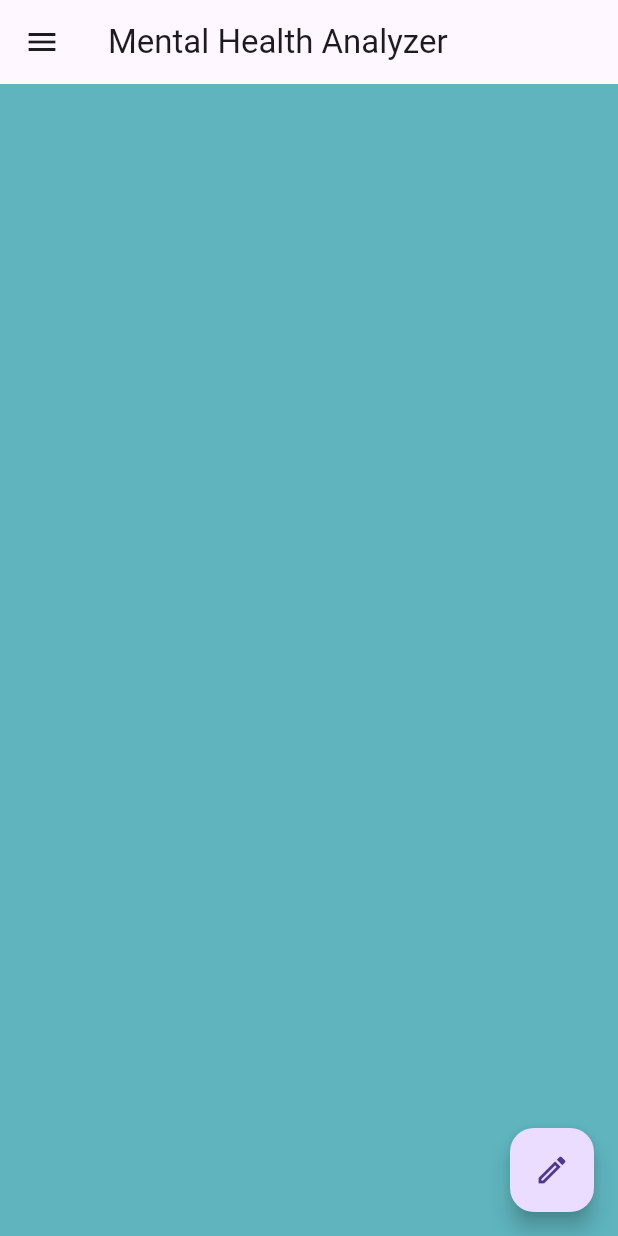
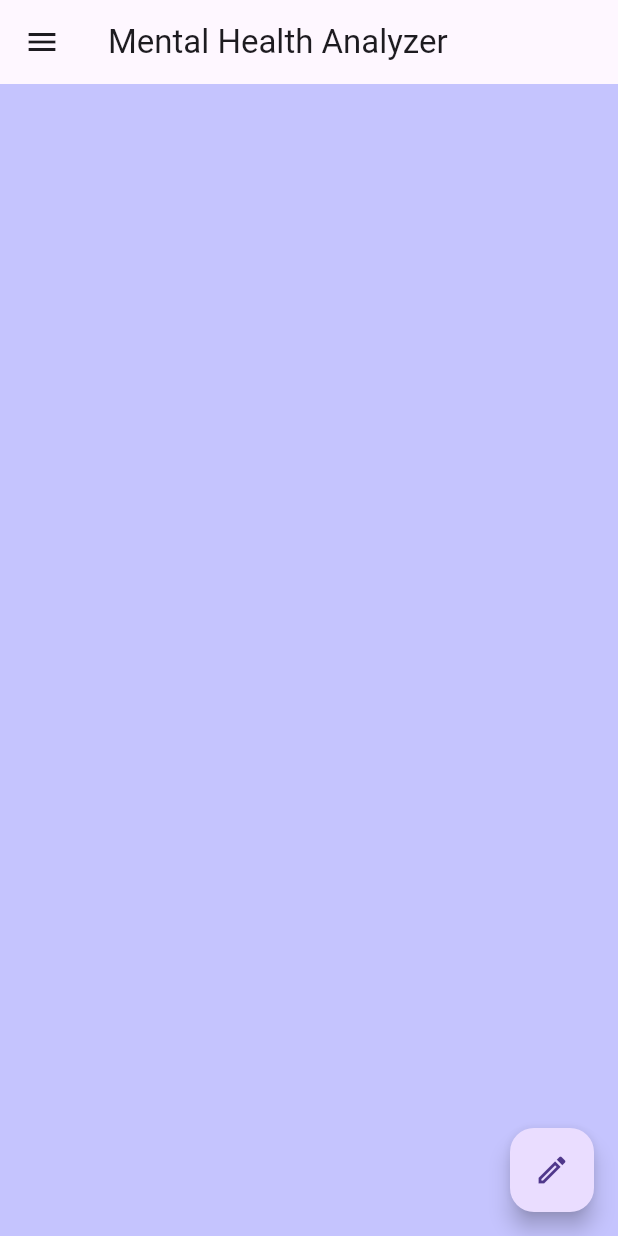
Before and after one commit to Pragya1904/major_project, a Flutter app: the screen it shows after launch, after a tap on "Login", on a phone screen of 412 x 824 dp. Run offline on Flutter 3.47's test engine with Material 3 defaults, Android fonts, the phone set to English and light mode, and no system bars; our stand-ins replace appwrite, fl_chart, google_generative_ai, sidebarx, table_calendar; statements that could not run were skipped.

Commit message:
bg changes

```diff
--- a/lib/constants.dart
+++ b/lib/constants.dart
@@ -4,7 +4,7 @@ import 'package:flutter/material.dart';
 //root
 const primaryColor = Color(0xFF6252DA);
 const canvasColor = Color(0xFF2E2E48);
-const scaffoldBackgroundColor = Color(0xff5fb4be);
+const scaffoldBackgroundColor = Color(0xffC5C4FE);
 // Colors.purple.shade50;
 
 //appwrite
@@ -27,5 +27,5 @@ const textFieldBgColor = Colors.grey;
 const textFieldTextColor = Colors.white;
 
 //messages_page
-const userMsgBubbleColor = Color(0xff2e625b);
+const userMsgBubbleColor = Color(0xff8B7CDB);
 const botMsgBubbleColor = Color(0xff0D0F27);
--- a/lib/core/presentation/pages/report_page.dart
+++ b/lib/core/presentation/pages/report_page.dart
@@ -5,6 +5,7 @@ import 'package:major_project/appwrite/auth_api.dart';
 import 'package:major_project/core/presentation/widgets/my_bar_graph.dart';
 import 'package:provider/provider.dart';
 import 'package:table_calendar/table_calendar.dart';
+import '../../../constants.dart';
 import 'report_generation.dart';
 
 class ReportPage extends StatefulWidget {
@@ -105,6 +106,7 @@ class _ReportPageState extends State<ReportPage> {
               children: [
                 Column(
                     children: [
+                      Text('Your mood score!!',style: TextStyle(color: canvasColor,fontSize: 20) ,),
                       Stack(
                         alignment: Alignment.center,
                         children: [
```
